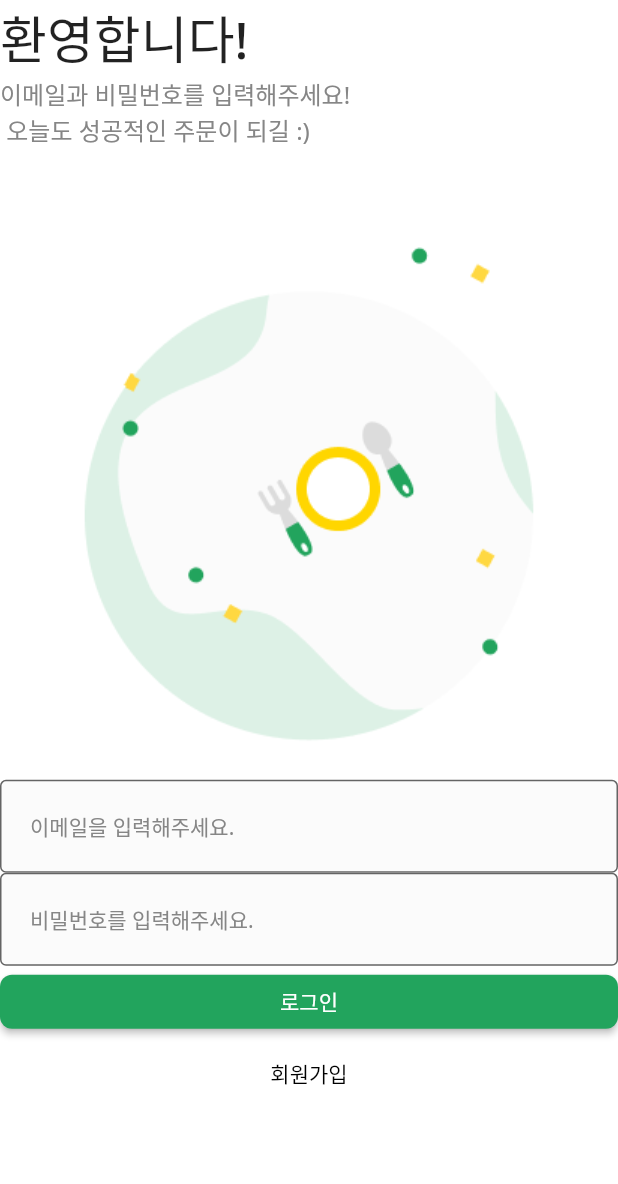
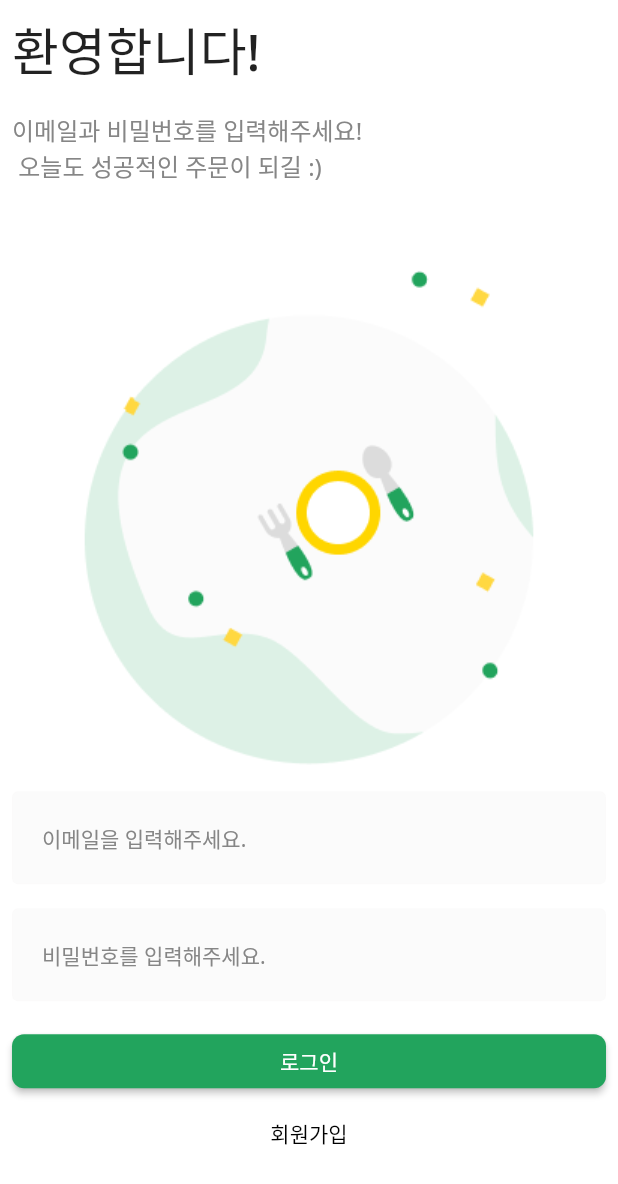
Before and after one commit to ZanacXevious/sikdang, a Flutter app: the screen it shows after launch, on a phone screen of 412 x 824 dp. Shown: the top 1184 px of the screen. Run offline on Flutter 3.47's test engine with Material 2 defaults, Android fonts, the phone set to English and light mode, and no system bars.

Commit message:
UI complete

```diff
--- a/lib/common/component/custom_text_form_field.dart
+++ b/lib/common/component/custom_text_form_field.dart
@@ -41,6 +41,7 @@
             fillColor: INPUT_BG_COLOR,
             filled: true,
             border: baseBorder,
+            enabledBorder: baseBorder,
             focusedBorder: baseBorder.copyWith(
               borderSide: baseBorder.borderSide.copyWith(
                 color: PRIMARY_COLOR,
--- a/lib/user/view/login_screen.dart
+++ b/lib/user/view/login_screen.dart
@@ -9,13 +9,18 @@
   @override
   Widget build(BuildContext context) {
     return DefaultLayout(
+      child: SingleChildScrollView(
+        keyboardDismissBehavior: ScrollViewKeyboardDismissBehavior.onDrag,
         child: SafeArea(
           top: true,
           bottom: false,
+          child: Padding(
+            padding: const EdgeInsets.all(8.0),
             child: Column(
               crossAxisAlignment: CrossAxisAlignment.stretch,
               children: [
                 _Title(),
+                const SizedBox(height: 16),
                 _SubTitle(),
                 Image.asset(
                   'assets/img/misc/logo.png',
@@ -25,11 +30,13 @@
                   hintText: '이메일을 입력해주세요.',
                   onChanged: (String value) {},
                 ),
+                const SizedBox(height: 16),
                 CustomTextFormField(
                   hintText: '비밀번호를 입력해주세요.',
                   onChanged: (String value) {},
                   obscureText: true,
                 ),
+                const SizedBox(height: 16),
                 ElevatedButton(
                   onPressed: () {},
                   style: ElevatedButton.styleFrom(
@@ -48,6 +55,8 @@
                   child: Text('회원가입'),
                 ),
               ],
+            ),
+          ),
         ),
       ),
     );
```
Lines whose indentation alone changed are shown as unchanged.
